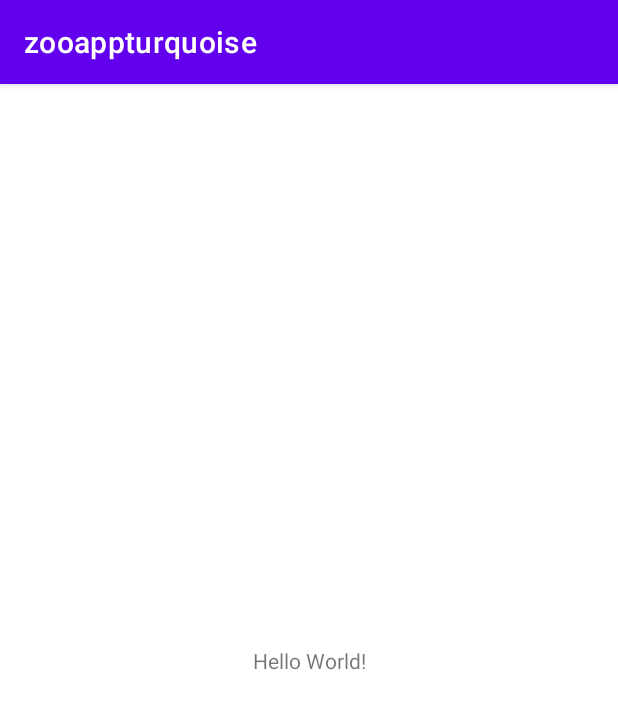
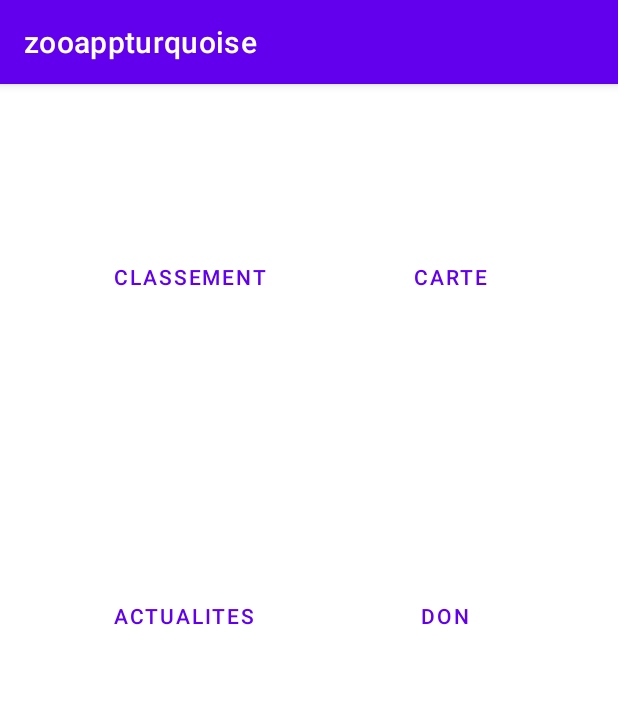
Before and after one commit to TheoGicquel/l3-ZooRanking-App, an Android app: the screen it shows after launch (MainActivity), on a phone screen of 412 x 824 dp. Shown: the top 709 px of the screen. Run offline under Robolectric (Android 15) with nearby library versions, the phone set to English and light mode, and no system bars.

Commit message:
added minimal main layout

```diff
--- a/app/src/main/res/layout/activity_main.xml
+++ b/app/src/main/res/layout/activity_main.xml
@@ -6,13 +6,41 @@
         android:layout_width="match_parent"
         android:layout_height="match_parent"
         tools:context=".MainActivity">
-    <TextView
-            android:layout_width="wrap_content"
-            android:layout_height="wrap_content"
-            android:text="Hello World!"
-            app:layout_constraintBottom_toBottomOf="parent"
-            app:layout_constraintLeft_toLeftOf="parent"
-            app:layout_constraintRight_toRightOf="parent"
-            app:layout_constraintTop_toTopOf="parent"/>
-
+    <LinearLayout
+            android:orientation="vertical"
+            android:layout_width="348dp"
+            android:layout_height="559dp"
+            app:layout_constraintTop_toTopOf="parent" app:layout_constraintEnd_toEndOf="parent"
+            app:layout_constraintStart_toStartOf="parent" app:layout_constraintBottom_toBottomOf="parent">
+        <LinearLayout
+                android:orientation="horizontal"
+                android:layout_width="match_parent"
+                android:layout_height="200dp">
+            <Button
+                    android:text="@string/rankingPageButtonString"
+                    android:layout_width="wrap_content"
+                    android:layout_height="wrap_content" android:id="@+id/rankingPageButton" android:layout_weight="1"
+                    style="?android:attr/buttonBarButtonStyle"/>
+            <Button
+                    android:text="@string/mapPageButtonString"
+                    android:layout_width="wrap_content"
+                    android:layout_height="wrap_content" android:id="@+id/mapPageButton" android:layout_weight="1"
+                    style="?android:attr/buttonBarButtonStyle"/>
+        </LinearLayout>
+        <LinearLayout
+                android:orientation="horizontal"
+                android:layout_width="match_parent"
+                android:layout_height="match_parent">
+            <Button
+                    android:text="@string/newsPageButtonString"
+                    android:layout_width="100dp"
+                    android:layout_height="100dp" android:id="@+id/newsPageButton" android:layout_weight="1"
+                    style="?android:attr/buttonBarButtonStyle"/>
+            <Button
+                    android:text="@string/donatePageButtonString"
+                    android:layout_width="wrap_content"
+                    android:layout_height="wrap_content" android:id="@+id/donatePageButton" android:layout_weight="1"
+                    style="?android:attr/buttonBarButtonStyle"/>
+        </LinearLayout>
+    </LinearLayout>
 </androidx.constraintlayout.widget.ConstraintLayout>
--- a/app/src/main/res/values/strings.xml
+++ b/app/src/main/res/values/strings.xml
@@ -1,3 +1,8 @@
 <resources>
     <string name="app_name">zooappturquoise</string>
+    <string name="mapPageButtonString">Carte</string>
+    <string name="rankingPageButtonString">Classement</string>
+    <string name="newsPageButtonString">Actualites</string>
+    <string name="donatePageButtonString">Don</string>
+
 </resources>
```
